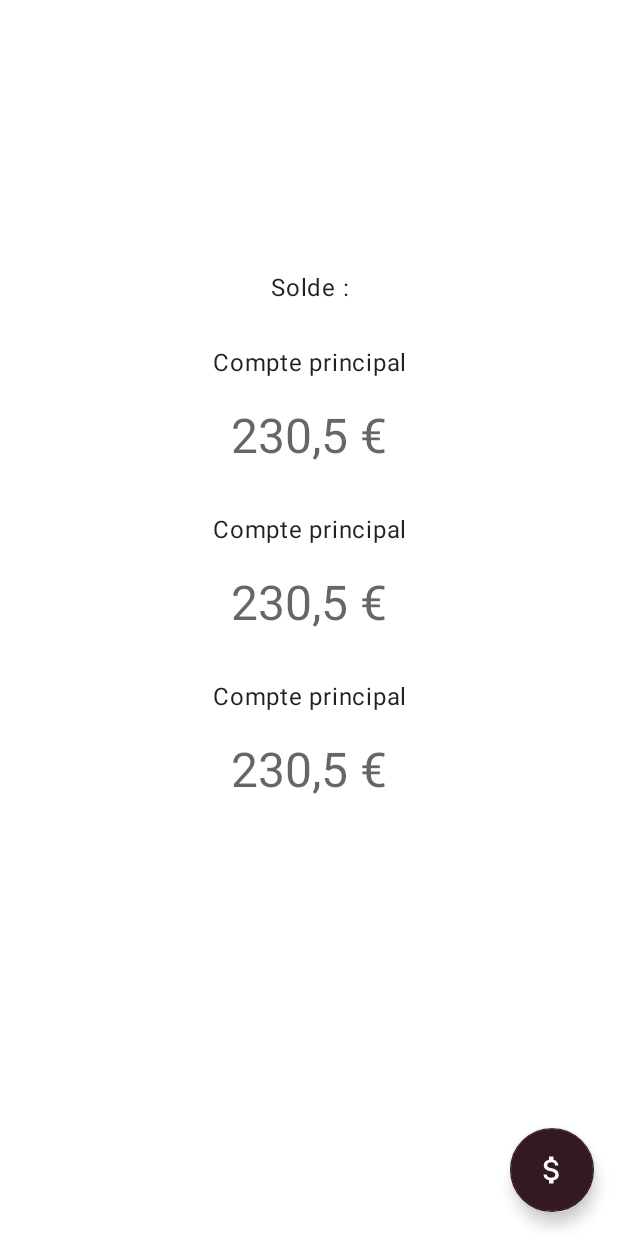
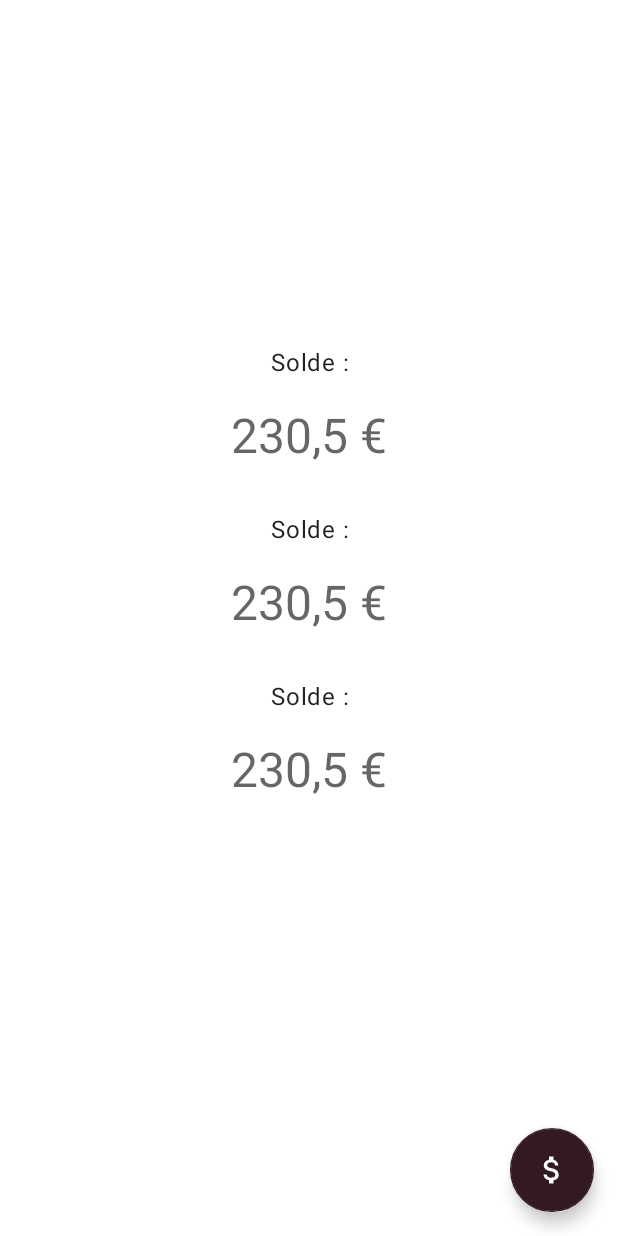
Before and after one commit to ArnoAgape/BankApp, an Android app: the layout activity_home.xml on its own in the app's theme, with its tools: preview values and no code run, on a phone screen of 412 x 824 dp. Run offline under Robolectric (Android 15) with nearby library versions, the phone set to English and light mode, and no system bars.

Commit message:
étape 9 complétée

```diff
--- a/app/src/main/AndroidManifest.xml
+++ b/app/src/main/AndroidManifest.xml
@@ -3,7 +3,8 @@
   xmlns:android="http://schemas.android.com/apk/res/android"
   xmlns:tools="http://schemas.android.com/tools">
 
-  <uses-permission android:name="android.permission.INTERNET"/>
+    <uses-permission android:name="android.permission.ACCESS_NETWORK_STATE" />
+    <uses-permission android:name="android.permission.INTERNET"/>
 
   <application
     android:name=".ui.BankApp"
--- a/app/src/main/java/com/aura/ui/di/DataModule.kt
+++ b/app/src/main/java/com/aura/ui/di/DataModule.kt
@@ -1,10 +1,12 @@
 package com.aura.ui.di
 
+import android.content.Context
 import com.aura.ui.data.network.AuraClient
 import com.aura.ui.data.network.repository.AuraRepository
 import dagger.Module
 import dagger.Provides
 import dagger.hilt.InstallIn
+import dagger.hilt.android.qualifiers.ApplicationContext
 import dagger.hilt.components.SingletonComponent
 import javax.inject.Singleton
 
@@ -14,7 +16,7 @@ object DataModule {
 
     @Singleton
     @Provides
-    fun provideLoginRepository(dataClient: AuraClient): AuraRepository {
-        return AuraRepository(dataClient)
+    fun provideLoginRepository(dataClient: AuraClient, @ApplicationContext context: Context): AuraRepository {
+        return AuraRepository(context, dataClient)
     }
 }
--- /dev/null
+++ b/app/src/main/java/com/aura/ui/di/errors/NoConnectionException.kt
@@ -0,0 +1,5 @@
+package com.aura.ui.di.errors
+
+import java.io.IOException
+
+class NoConnectionException : IOException()
--- /dev/null
+++ b/app/src/main/java/com/aura/ui/di/errors/ServerUnavailableException.kt
@@ -0,0 +1,5 @@
+package com.aura.ui.di.errors
+
+import java.io.IOException
+
+class ServerUnavailableException(message: String = "Serveur indisponible") : IOException()
--- a/app/src/main/java/com/aura/ui/login/NoConnectionException.kt
+++ /dev/null
@@ -1,5 +0,0 @@
-package com.aura.ui.login
-
-import java.io.IOException
-
-class NoConnectionException : IOException()
--- /dev/null
+++ b/app/src/main/res/drawable/ic_reload.xml
@@ -0,0 +1,5 @@
+<vector xmlns:android="http://schemas.android.com/apk/res/android" android:height="24dp" android:tint="#FFFFFF" android:viewportHeight="24" android:viewportWidth="24" android:width="24dp">
+
+    <path android:fillColor="@android:color/white" android:fillType="evenOdd" android:pathData="M12,2C6.48,2 2,6.48 2,12s4.48,10 10,10 10,-4.48 10,-10S17.52,2 12,2zM18,12c0,3.31 -2.69,6 -6,6s-6,-2.69 -6,-6h2c0,2.21 1.79,4 4,4s4,-1.79 4,-4 -1.79,-4 -4,-4v3L8,7l4,-4v3c3.31,0 6,2.69 6,6z"/>
+
+</vector>
--- a/app/src/main/res/layout/activity_home.xml
+++ b/app/src/main/res/layout/activity_home.xml
@@ -8,19 +8,6 @@
   tools:context=".ui.home.HomeActivity"
   >
 
-  <TextView
-      android:id="@+id/title"
-      style="@style/TextAppearance.Material3.BodyLarge"
-      android:layout_width="match_parent"
-      android:layout_height="wrap_content"
-      android:gravity="center"
-      android:text="@string/balance"
-      android:layout_marginTop="180dp"
-      app:layout_constraintEnd_toEndOf="parent"
-      app:layout_constraintStart_toStartOf="parent"
-      app:layout_constraintTop_toTopOf="parent"
-      app:layout_constraintVertical_chainStyle="packed" />
-
   <androidx.recyclerview.widget.RecyclerView
       android:id="@+id/recycler_view"
       android:background="@color/white"
@@ -29,6 +16,38 @@
       android:layout_height="match_parent"
       android:overScrollMode="never"
       tools:listitem="@layout/item_balance"/>
+
+  <TextView
+      android:id="@+id/error_message"
+      style="@style/TextAppearance.Material3.BodyLarge"
+      android:layout_width="wrap_content"
+      android:layout_height="wrap_content"
+      android:layout_gravity="start"
+      android:layout_marginTop="16dp"
+      android:layout_marginBottom="10dp"
+      android:textSize = "11sp"
+      android:text="@string/try_again"
+      android:visibility="gone"
+      app:layout_constraintTop_toBottomOf="@id/try_again"
+      app:layout_constraintEnd_toEndOf="parent"
+      app:layout_constraintStart_toStartOf="parent"
+      app:layout_constraintVertical_chainStyle="packed" />
+
+  <Button
+      android:id="@+id/try_again"
+      android:layout_width="wrap_content"
+      android:layout_height="wrap_content"
+      android:layout_gravity="start"
+      android:layout_marginTop="16dp"
+      android:layout_marginBottom="64dp"
+      android:text="@string/action_try_again"
+      android:visibility="invisible"
+      app:layout_constraintBottom_toBottomOf="parent"
+      app:layout_constraintEnd_toEndOf="parent"
+      app:layout_constraintStart_toStartOf="parent"
+      app:layout_constraintTop_toTopOf="@+id/recycler_view"
+      app:layout_constraintVertical_bias="0.2"
+      />
 
   <com.google.android.material.floatingactionbutton.FloatingActionButton
     android:id="@+id/transfer"
@@ -41,4 +60,16 @@
     app:layout_constraintEnd_toEndOf="parent"
     />
 
+  <ProgressBar
+      android:id="@+id/loading"
+      android:layout_width="wrap_content"
+      android:layout_height="wrap_content"
+      android:visibility="gone"
+      app:layout_constraintBottom_toBottomOf="parent"
+      app:layout_constraintEnd_toEndOf="parent"
+      app:layout_constraintStart_toStartOf="parent"
+      app:layout_constraintTop_toTopOf="parent"
+      app:layout_constraintVertical_bias="0.3"
+      />
+
 </androidx.constraintlayout.widget.ConstraintLayout>
--- a/app/src/main/res/layout/item_balance.xml
+++ b/app/src/main/res/layout/item_balance.xml
@@ -14,7 +14,7 @@
         android:layout_width="match_parent"
         android:layout_height="match_parent"
         android:gravity="center"
-        android:text="@string/main"
+        android:text="@string/balance"
         app:layout_constraintBottom_toTopOf="@id/balance"
         app:layout_constraintEnd_toEndOf="parent"
         app:layout_constraintStart_toStartOf="parent"
--- /dev/null
+++ b/app/src/main/res/menu/login_menu.xml
@@ -0,0 +1,4 @@
+<?xml version="1.0" encoding="utf-8"?>
+<menu xmlns:android="http://schemas.android.com/apk/res/android">
+
+</menu>
--- a/app/src/main/res/values/strings.xml
+++ b/app/src/main/res/values/strings.xml
@@ -4,11 +4,13 @@
   <string name="prompt_identifier">Identifiant</string>
   <string name="prompt_password">Mot de passe</string>
   <string name="action_sign_in">Connexion</string>
+  <string name="action_try_again">Réessayer</string>
 
   <string name="balance">Solde :</string>
   <string name="main">Compte principal</string>
   <string name="secondary">Compte secondaire</string>
   <string name="disconnect">Déconnexion</string>
+  <string name="reload">Recharger</string>
   <string name="bank_transfer">Faire un virement</string>
 
   <string name="prompt_recipient">Destinataire</string>
@@ -18,4 +20,7 @@
   <string name="login_success">Connexion réussie</string>
   <string name="login_fail">Identifiant ou mot de passe incorrect</string>
   <string name="no_internet">Vérifiez votre connexion Internet</string>
+  <string name="error_server">Le serveur est inaccessible, réessayez plus tard</string>
+  <string name="try_again">Une erreur est survenue, appuyez sur le bouton pour relancer la page</string>
+  <string name="unknown_error">Erreur inconnue</string>
 </resources>
```
Also changed, not shown: app/src/main/java/com/aura/ui/data/network/repository/AuraRepository.kt (+33 -6 lines), app/src/main/java/com/aura/ui/di/errors/NetworkStatusChecker.kt (added, +21 -0 lines), app/src/main/java/com/aura/ui/home/BalanceAdapter.kt (+6 -2 lines), app/src/main/java/com/aura/ui/home/HomeActivity.kt (+61 -5 lines), app/src/main/java/com/aura/ui/home/HomeViewModel.kt (+32 -8 lines), app/src/main/java/com/aura/ui/login/LoginActivity.kt (+22 -5 lines), app/src/main/java/com/aura/ui/login/LoginState.kt (deleted, +0 -9 lines), app/src/main/java/com/aura/ui/login/LoginViewModel.kt (+13 -7 lines), app/src/main/java/com/aura/ui/login/State.kt (added, +13 -0 lines), app/src/main/res/menu/home_menu.xml (+7 -1 lines).
